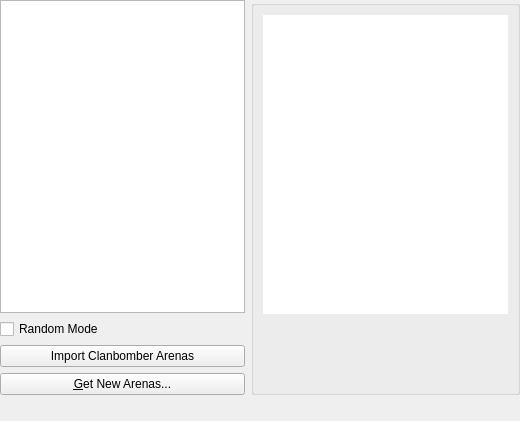
Above: src/config/arenaselector.ui from KDE/granatier before the change. Below: the same form after it.
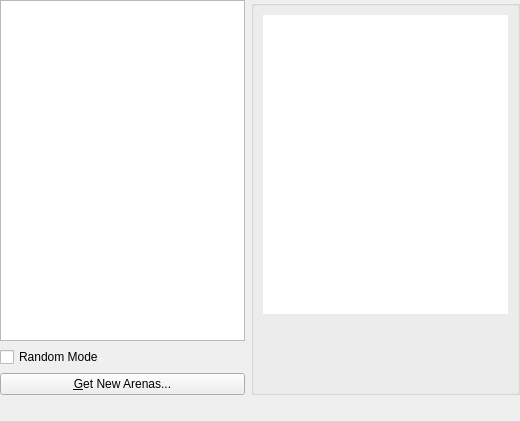
That is the form after the change.

Commit message: remove clanbomber import ... shouldn't be needed anymore

Patch:
```diff
--- a/src/config/arenaselector.ui
+++ b/src/config/arenaselector.ui
@@ -28,13 +28,6 @@
          </property>
         </widget>
        </item>
-       <item>
-        <widget class="QPushButton" name="importArenas">
-         <property name="text">
-          <string>Import Clanbomber Arenas</string>
-         </property>
-        </widget>
-       </item>
        <item>
         <widget class="QPushButton" name="getNewButton">
          <property name="text">
```
Left out of the diff: 12 changed lines with no effect on the pictures. The commit also changes 2 other files.
